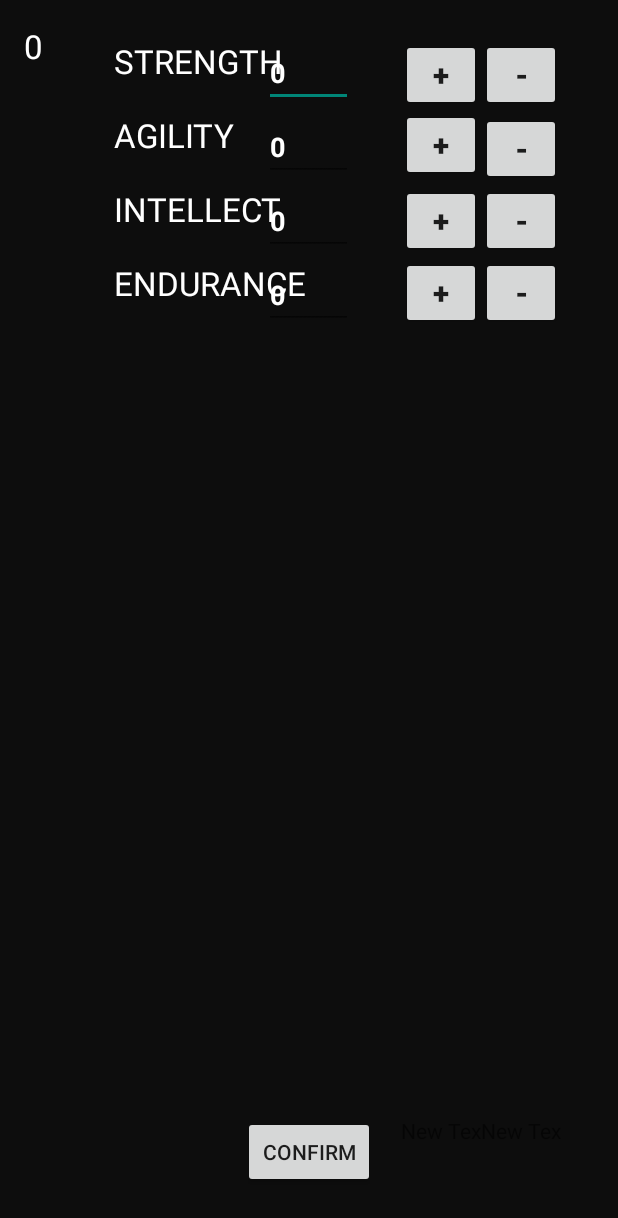
After one commit to Blod2/SEB84, an Android app: the LevelUpActivity screen opened directly, with no data from a screen before it, on a phone screen of 412 x 824 dp. The commit adds this screen. Shown: the top 1218 px of the screen. Run offline under Robolectric (Android 15) with nearby library versions, the phone set to English and light mode, and no system bars.

Commit message:
SEB-84 (Commit 13/08/ 15:43 - LevelUp)

```diff
--- a/app/src/main/AndroidManifest.xml
+++ b/app/src/main/AndroidManifest.xml
@@ -13,6 +13,7 @@
             android:screenOrientation="landscape" >
             <intent-filter>
                 <action android:name="android.intent.action.MAIN" />
+
                 <category android:name="android.intent.category.LAUNCHER" />
             </intent-filter>
         </activity>
@@ -22,8 +23,13 @@
             android:screenOrientation="landscape" >
             <intent-filter>
                 <action android:name="android.intent.action.HERO" />
+
                 <category android:name="android.intent.category.DEFAULT" />
             </intent-filter>
+        </activity>
+        <activity
+            android:name=".LevelUpActivity"
+            android:label="@string/title_activity_level_up" >
         </activity>
     </application>
 
--- /dev/null
+++ b/app/src/main/java/ppmint/com/seb_84/LevelUpActivity.java
@@ -0,0 +1,193 @@
+package ppmint.com.seb_84;
+
+import android.app.Activity;
+import android.content.Intent;
+import android.os.Bundle;
+import android.view.Menu;
+import android.view.MenuItem;
+import android.view.View;
+import android.widget.Button;
+import android.widget.EditText;
+import android.widget.TextView;
+
+
+public class LevelUpActivity extends Activity {
+
+    TextView tvStPoints;
+    EditText etStr;
+    EditText etAgl;
+    EditText etInt;
+    EditText etEnd;
+    Button btnStrAdd;
+    Button btnStrSub;
+    Button btnAglAdd;
+    Button btnAglSub;
+    Button btnIntAdd;
+    Button btnIntSub;
+    Button btnEndAdd;
+    Button btnEndSub;
+    Button btnConfirm;
+    private int str;
+    private int agl;
+    private int intel;
+    private int end;
+    private int stPoints;
+    Intent stIntent;
+
+    @Override
+    protected void onCreate(Bundle savedInstanceState) {
+        super.onCreate(savedInstanceState);
+        setContentView(R.layout.level_up_activity);
+        tvStPoints = (TextView) findViewById(R.id.tvStPoints);
+        etStr = (EditText) findViewById(R.id.etStr);
+        etAgl = (EditText) findViewById(R.id.etAgl);
+        etInt = (EditText) findViewById(R.id.etInt);
+        etEnd = (EditText) findViewById(R.id.etEnd);
+        btnStrAdd = (Button) findViewById(R.id.btnStrAdd);
+        btnStrSub = (Button) findViewById(R.id.btnStrSub);
+        btnAglAdd = (Button) findViewById(R.id.btnAglAdd);
+        btnAglSub = (Button) findViewById(R.id.btnAglSub);
+        btnIntAdd = (Button) findViewById(R.id.btnIntAdd);
+        btnIntSub = (Button) findViewById(R.id.btnIntSub);
+        btnEndAdd = (Button) findViewById(R.id.btnEndAdd);
+        btnEndSub = (Button) findViewById(R.id.btnEndSub);
+        btnConfirm = (Button) findViewById(R.id.btnConfirm);
+        stIntent = getIntent();
+        str = stIntent.getIntExtra("str", 0);
+        agl = stIntent.getIntExtra("agl", 0);
+        intel = stIntent.getIntExtra("int", 0);
+        end = stIntent.getIntExtra("end",0);
+        stPoints = stIntent.getIntExtra("points",0);
+
+        tvStPoints.setText(String.valueOf(stPoints));
+        etStr.setText(String.valueOf(str));
+        etAgl.setText(String.valueOf(agl));
+        etInt.setText(String.valueOf(intel));
+        etEnd.setText(String.valueOf(end));
+
+        btnStrAdd.setOnClickListener(new View.OnClickListener() {
+            @Override
+            public void onClick(View v) {
+                if (stPoints > 0) {
+                    str++;
+                    stPoints--;
+                    etStr.setText(String.valueOf(str));
+                    tvStPoints.setText(String.valueOf(stPoints));
+                }
+            }
+        });
+        btnStrSub.setOnClickListener(new View.OnClickListener() {
+            @Override
+            public void onClick(View v) {
+                if ((str > 0) && (str>0)) {
+                    str--;
+                    stPoints++;
+                    etStr.setText(String.valueOf(str));
+                    tvStPoints.setText(String.valueOf(stPoints));
+                }
+            }
+        });
+        btnAglAdd.setOnClickListener(new View.OnClickListener() {
+            @Override
+            public void onClick(View v) {
+                if (stPoints > 0) {
+                    agl++;
+                    stPoints--;
+                    etAgl.setText(String.valueOf(agl));
+                    tvStPoints.setText(String.valueOf(stPoints));
+                }
+            }
+        });
+        btnAglSub.setOnClickListener(new View.OnClickListener() {
+            @Override
+            public void onClick(View v) {
+                if ((agl > 0)&& (agl>0)){
+                    agl--;
+                    stPoints++;
+                    etAgl.setText(String.valueOf(agl));
+                    tvStPoints.setText(String.valueOf(stPoints));
+                }
+            }
+        });
+        btnIntAdd.setOnClickListener(new View.OnClickListener() {
+            @Override
+            public void onClick(View v) {
+                if (stPoints > 0) {
+                    intel++;
+                    stPoints--;
+                    etInt.setText(String.valueOf(intel));
+                    tvStPoints.setText(String.valueOf(stPoints));
+                }
+            }
+        });
+        btnIntSub.setOnClickListener(new View.OnClickListener() {
+            @Override
+            public void onClick(View v) {
+                if ((intel > 0)&& (intel>0)){
+                    intel--;
+                    stPoints++;
+                    etInt.setText(String.valueOf(intel));
+                    tvStPoints.setText(String.valueOf(stPoints));
+                }
+            }
+        });
+        btnEndAdd.setOnClickListener(new View.OnClickListener() {
+            @Override
+            public void onClick(View v) {
+                if (stPoints > 0) {
+                    end++;
+                    stPoints--;
+                    etEnd.setText(String.valueOf(end));
+                    tvStPoints.setText(String.valueOf(stPoints));
+                }
+            }
+        });
+        btnEndSub.setOnClickListener(new View.OnClickListener() {
+            @Override
+            public void onClick(View v) {
+                if ((end > 0)&& (end>0)){
+                    end--;
+                    stPoints++;
+                    etEnd.setText(String.valueOf(end));
+                    tvStPoints.setText(String.valueOf(stPoints));
+
+                }
+            }
+        });
+        btnConfirm.setOnClickListener(new View.OnClickListener() {
+            @Override
+            public void onClick(View v) {
+                stIntent.putExtra("str",str);
+                stIntent.putExtra("agl",agl);
+                stIntent.putExtra("int",intel);
+                stIntent.putExtra("end",end);
+                stIntent.putExtra("points",stPoints);
+                setResult(RESULT_OK, stIntent);
+                finish();
+            }
+        });
+    }
+
+
+    @Override
+    public boolean onCreateOptionsMenu(Menu menu) {
+        // Inflate the menu; this adds items to the action bar if it is present.
+        getMenuInflater().inflate(R.menu.menu_level_up, menu);
+        return true;
+    }
+
+    @Override
+    public boolean onOptionsItemSelected(MenuItem item) {
+        // Handle action bar item clicks here. The action bar will
+        // automatically handle clicks on the Home/Up button, so long
+        // as you specify a parent activity in AndroidManifest.xml.
+        int id = item.getItemId();
+
+        //noinspection SimplifiableIfStatement
+        if (id == R.id.action_settings) {
+            return true;
+        }
+
+        return super.onOptionsItemSelected(item);
+    }
+}
--- a/app/src/main/java/ppmint/com/seb_84/MainActivity.java
+++ b/app/src/main/java/ppmint/com/seb_84/MainActivity.java
@@ -5,6 +5,8 @@ import android.content.Context;
 import android.content.Intent;
 import android.content.SharedPreferences;
 import android.os.Bundle;
+import android.os.Handler;
+import android.os.Message;
 import android.util.Log;
 import android.view.Menu;
 import android.view.MenuItem;
@@ -36,7 +38,7 @@ public class MainActivity extends Activity {
     ProgressBar pbExp;
     Button btnTrn;
     Button btnBtl;
-    Hero hero;
+    public Hero hero;
 
     @Override
     protected void onCreate(Bundle savedInstanceState) {
@@ -94,7 +96,13 @@ public class MainActivity extends Activity {
 
         //noinspection SimplifiableIfStatement
         if (id == R.id.lvlUp) {
-            return true;
+            Intent intent = new Intent(this, LevelUpActivity.class);
+            intent.putExtra("str", hero.strength);
+            intent.putExtra("agl", hero.agility);
+            intent.putExtra("int", hero.intellect);
+            intent.putExtra("end", hero.endurance);
+            intent.putExtra("points", hero.statPoints);
+            startActivityForResult(intent, 1);
         }
 
         return super.onOptionsItemSelected(item);
@@ -109,6 +117,16 @@ public class MainActivity extends Activity {
     @Override
     protected void onDestroy() {
         super.onDestroy();
+    }
+
+    protected void onActivityResult(int requestCode, int resultCode, Intent data) {
+        if (data == null) {return;}
+        hero.strength = data.getIntExtra("str",0);
+        hero.agility = data.getIntExtra("agl",0);
+        hero.intellect = data.getIntExtra("int",0);
+        hero.endurance = data.getIntExtra("end",0);
+        hero.statPoints = data.getIntExtra("points",0);
+        updateScreen();
     }
 
     public void updateScreen(){
--- /dev/null
+++ b/app/src/main/res/layout/level_up_activity.xml
@@ -0,0 +1,255 @@
+<RelativeLayout xmlns:android="http://schemas.android.com/apk/res/android"
+    xmlns:tools="http://schemas.android.com/tools" android:layout_width="match_parent"
+    android:layout_height="match_parent" android:paddingLeft="@dimen/activity_horizontal_margin"
+    android:paddingRight="@dimen/activity_horizontal_margin"
+    android:paddingTop="@dimen/activity_vertical_margin"
+    android:paddingBottom="@dimen/activity_vertical_margin"
+    tools:context="ppmint.com.seb_84.LevelUpActivity"
+    android:background="#ff0d0d0d">
+
+    <TextView
+        android:layout_width="wrap_content"
+        android:layout_height="wrap_content"
+        android:textAppearance="?android:attr/textAppearanceLarge"
+        android:text="@string/stStr"
+        android:id="@+id/textView12"
+        android:layout_alignParentTop="true"
+        android:layout_marginEnd="55dp"
+        android:layout_marginLeft="60dp"
+        android:layout_marginTop="10dp"
+        android:textColor="#ffffffff"
+        android:clickable="false" />
+
+    <TextView
+        android:layout_width="wrap_content"
+        android:layout_height="wrap_content"
+        android:textAppearance="?android:attr/textAppearanceLarge"
+        android:text="@string/stInt"
+        android:id="@+id/textView13"
+        android:layout_below="@+id/textView15"
+        android:layout_alignLeft="@+id/textView15"
+        android:layout_alignStart="@+id/textView15"
+        android:layout_marginTop="20dp"
+        android:textColor="#ffffffff"
+        android:clickable="false" />
+
+    <TextView
+        android:layout_width="wrap_content"
+        android:layout_height="wrap_content"
+        android:textAppearance="?android:attr/textAppearanceLarge"
+        android:text="@string/stAgl"
+        android:id="@+id/textView15"
+        android:layout_below="@+id/textView12"
+        android:layout_alignLeft="@+id/textView12"
+        android:layout_alignStart="@+id/textView12"
+        android:layout_marginTop="20dp"
+        android:textColor="#ffffffff"
+        android:clickable="false" />
+
+    <Button
+        android:layout_width="wrap_content"
+        android:layout_height="wrap_content"
+        android:text="@string/confirm"
+        android:id="@+id/btnConfirm"
+        android:layout_marginBottom="16dp"
+        android:layout_alignParentBottom="true"
+        android:layout_centerHorizontal="true" />
+
+    <TextView
+        android:layout_width="wrap_content"
+        android:layout_height="wrap_content"
+        android:textAppearance="?android:attr/textAppearanceLarge"
+        android:text="@string/stEnd"
+        android:id="@+id/textView14"
+        android:layout_below="@+id/textView13"
+        android:layout_alignLeft="@+id/textView13"
+        android:layout_alignStart="@+id/textView13"
+        android:layout_marginTop="20dp"
+        android:textColor="#ffffffff"
+        android:clickable="false" />
+
+    <EditText
+        android:layout_width="wrap_content"
+        android:layout_height="wrap_content"
+        android:id="@+id/etStr"
+        android:paddingRight="45dp"
+        android:textColor="#ffffffff"
+        android:clickable="false"
+        android:textStyle="bold"
+        android:layout_alignTop="@+id/textView12"
+        android:layout_centerHorizontal="true"
+        android:editable="false" />
+
+    <EditText
+        android:layout_width="wrap_content"
+        android:layout_height="wrap_content"
+        android:id="@+id/etAgl"
+        android:paddingRight="45dp"
+        android:textColor="#ffffffff"
+        android:clickable="false"
+        android:layout_alignTop="@+id/textView15"
+        android:layout_alignLeft="@+id/etStr"
+        android:layout_alignStart="@+id/etStr"
+        android:textStyle="bold"
+        android:editable="false" />
+
+    <EditText
+        android:layout_width="wrap_content"
+        android:layout_height="wrap_content"
+        android:id="@+id/etInt"
+        android:paddingRight="45dp"
+        android:textColor="#ffffffff"
+        android:clickable="false"
+        android:layout_alignTop="@+id/textView13"
+        android:layout_alignLeft="@+id/etAgl"
+        android:layout_alignStart="@+id/etAgl"
+        android:textStyle="bold"
+        android:editable="false" />
+
+    <EditText
+        android:layout_width="wrap_content"
+        android:layout_height="wrap_content"
+        android:id="@+id/etEnd"
+        android:paddingRight="45dp"
+        android:textColor="#ffffffff"
+        android:clickable="false"
+        android:layout_alignTop="@+id/textView14"
+        android:layout_alignLeft="@+id/etInt"
+        android:layout_alignStart="@+id/etInt"
+        android:textStyle="bold"
+        android:editable="false" />
+
+    <TextView
+        android:layout_width="wrap_content"
+        android:layout_height="wrap_content"
+        android:text="New Tex"
+        android:id="@+id/textView16"
+        android:layout_marginLeft="32dp"
+        android:layout_marginStart="32dp"
+        android:layout_alignTop="@+id/btnConfirm"
+        android:layout_toRightOf="@+id/etEnd"
+        android:layout_toEndOf="@+id/etEnd" />
+
+    <Button
+        android:layout_width="wrap_content"
+        android:layout_height="wrap_content"
+        android:text="@string/add"
+        android:id="@+id/btnStrAdd"
+        android:layout_alignTop="@+id/textView12"
+        android:layout_alignLeft="@+id/textView16"
+        android:layout_alignStart="@+id/textView16"
+        android:layout_alignRight="@+id/textView16"
+        android:layout_alignEnd="@+id/textView16"
+        android:textStyle="bold"
+        android:textSize="20dp" />
+
+    <TextView
+        android:layout_width="wrap_content"
+        android:layout_height="wrap_content"
+        android:text="New Tex"
+        android:id="@+id/textView17"
+        android:layout_alignTop="@+id/textView16"
+        android:layout_toRightOf="@+id/textView16"
+        android:layout_toEndOf="@+id/textView16" />
+
+    <Button
+        android:layout_width="wrap_content"
+        android:layout_height="wrap_content"
+        android:text="@string/sub"
+        android:id="@+id/btnStrSub"
+        android:textStyle="bold"
+        android:textSize="20dp"
+        android:layout_alignTop="@+id/btnStrAdd"
+        android:layout_toRightOf="@+id/btnStrAdd"
+        android:layout_alignRight="@+id/btnAglSub"
+        android:layout_alignEnd="@+id/btnAglSub" />
+
+    <Button
+        android:layout_width="wrap_content"
+        android:layout_height="wrap_content"
+        android:text="@string/add"
+        android:id="@+id/btnAglAdd"
+        android:layout_alignBottom="@+id/etAgl"
+        android:layout_alignLeft="@+id/btnStrAdd"
+        android:layout_alignStart="@+id/btnStrAdd"
+        android:layout_toLeftOf="@+id/btnStrSub"
+        android:layout_toStartOf="@+id/btnStrSub"
+        android:textStyle="bold"
+        android:textSize="20dp" />
+
+    <Button
+        android:layout_width="wrap_content"
+        android:layout_height="wrap_content"
+        android:text="@string/sub"
+        android:id="@+id/btnAglSub"
+        android:textStyle="bold"
+        android:textSize="20dp"
+        android:layout_above="@+id/btnIntAdd"
+        android:layout_toRightOf="@+id/btnStrAdd"
+        android:layout_alignRight="@+id/btnIntSub"
+        android:layout_alignEnd="@+id/btnIntSub" />
+
+    <Button
+        android:layout_width="wrap_content"
+        android:layout_height="wrap_content"
+        android:text="@string/add"
+        android:id="@+id/btnIntAdd"
+        android:layout_above="@+id/btnEndAdd"
+        android:layout_alignLeft="@+id/btnAglAdd"
+        android:layout_alignStart="@+id/btnAglAdd"
+        android:layout_toLeftOf="@+id/btnAglSub"
+        android:layout_toStartOf="@+id/btnAglSub"
+        android:textStyle="bold"
+        android:textSize="20dp" />
+
+    <Button
+        android:layout_width="wrap_content"
+        android:layout_height="wrap_content"
+        android:text="@string/add"
+        android:id="@+id/btnEndAdd"
+        android:layout_alignBottom="@+id/etEnd"
+        android:layout_alignLeft="@+id/textView16"
+        android:layout_alignStart="@+id/textView16"
+        android:layout_alignRight="@+id/btnIntAdd"
+        android:layout_alignEnd="@+id/btnIntAdd"
+        android:textStyle="bold"
+        android:textSize="20dp" />
+
+    <Button
+        android:layout_width="wrap_content"
+        android:layout_height="wrap_content"
+        android:text="@string/sub"
+        android:id="@+id/btnIntSub"
+        android:textStyle="bold"
+        android:textSize="20dp"
+        android:layout_below="@+id/btnAglSub"
+        android:layout_alignLeft="@+id/btnEndSub"
+        android:layout_alignStart="@+id/btnEndSub"
+        android:layout_alignRight="@+id/btnEndSub"
+        android:layout_alignEnd="@+id/btnEndSub" />
+
+    <Button
+        android:layout_width="wrap_content"
+        android:layout_height="wrap_content"
+        android:text="@string/sub"
+        android:id="@+id/btnEndSub"
+        android:layout_alignBottom="@+id/etEnd"
+        android:layout_alignLeft="@+id/textView17"
+        android:layout_alignStart="@+id/textView17"
+        android:textStyle="bold"
+        android:textSize="20dp"
+        android:layout_alignRight="@+id/textView17"
+        android:layout_alignEnd="@+id/textView17" />
+
+    <TextView
+        android:layout_width="wrap_content"
+        android:layout_height="wrap_content"
+        android:textAppearance="?android:attr/textAppearanceLarge"
+        android:id="@+id/tvStPoints"
+        android:layout_alignParentTop="true"
+        android:layout_alignParentLeft="true"
+        android:layout_alignParentStart="true"
+        android:layout_toStartOf="@+id/textView15"
+        android:textColor="#ffffffff" />
+
+</RelativeLayout>
--- /dev/null
+++ b/app/src/main/res/menu/menu_level_up.xml
@@ -0,0 +1,7 @@
+<menu xmlns:android="http://schemas.android.com/apk/res/android"
+    xmlns:app="http://schemas.android.com/apk/res-auto"
+    xmlns:tools="http://schemas.android.com/tools"
+    tools:context="ppmint.com.seb_84.LevelUpActivity">
+    <item android:id="@+id/action_settings" android:title="@string/action_settings"
+        android:orderInCategory="100" app:showAsAction="never" />
+</menu>
--- a/app/src/main/res/values/strings.xml
+++ b/app/src/main/res/values/strings.xml
@@ -20,6 +20,18 @@
     <string name="title_activity_main">MainActivity</string>
     <string name="toast_noname">Incorrect name!</string>
 
+    <!-- LevelUP Screen -->
+    <string name="stStr">STRENGTH</string>
+    <string name="stAgl">AGILITY</string>
+    <string name="stInt">INTELLECT</string>
+    <string name="stEnd">ENDURANCE</string>
+    <string name="confirm">CONFIRM</string>
+    <string name="cancel">CANCEL</string>
+    <string name="add">+</string>
+    <string name="sub">-</string>
+
+    <string name="action_settings">Settings</string>
+
     <!-- HeroScreen -->
     <string name="hp">HP</string>
     <string name="exp">Exp</string>
@@ -36,5 +48,6 @@
     <string name="training">Training</string>
     <string name="toBattle">To Battle</string>
     <string name="lvlUp">Level UP</string>
+    <string name="title_activity_level_up">LevelUpActivity</string>
 
 </resources>
```
